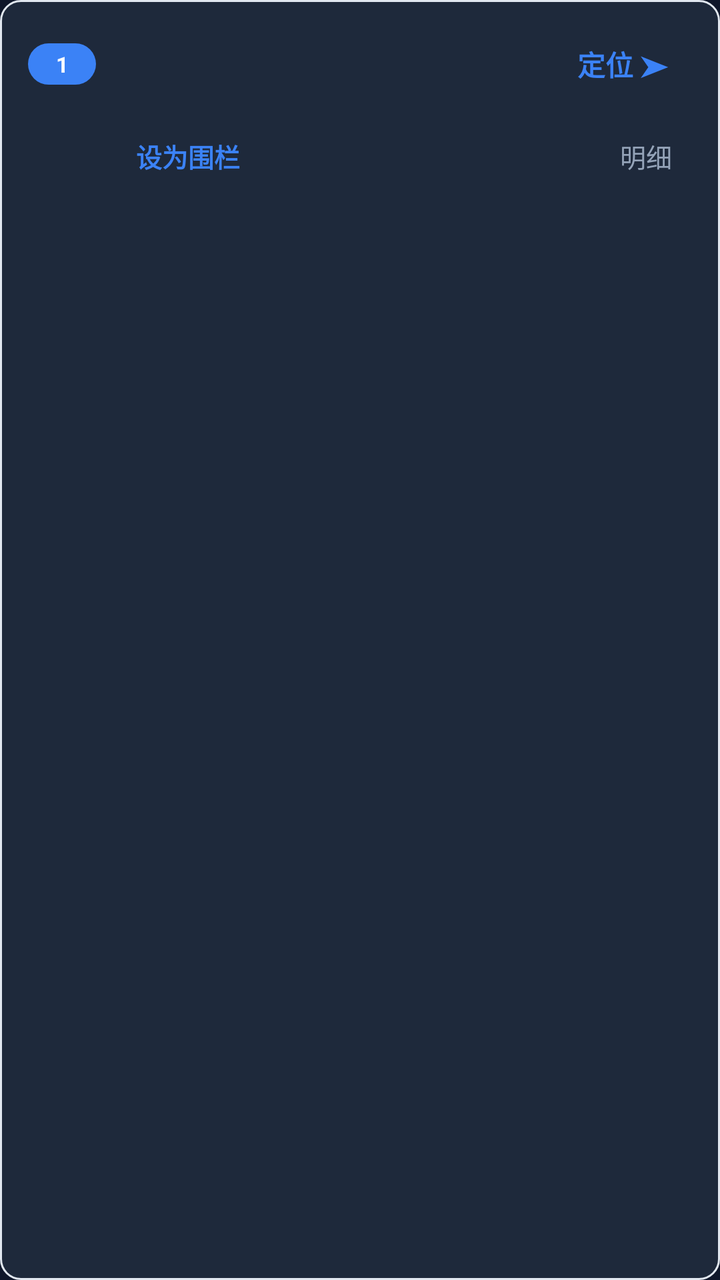
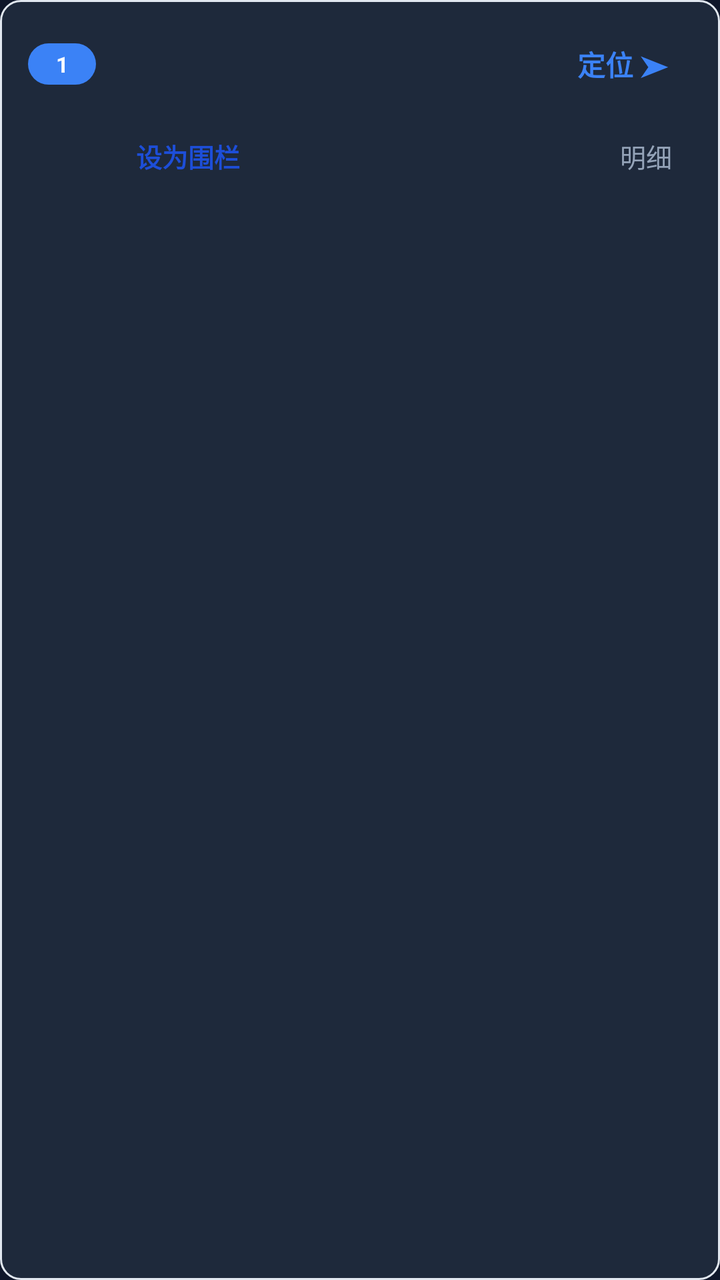

Before-and-after screenshots of an Android layout around one commit, followed by the original layout XML and the change that was made.
<!-- AndroidManifest.xml: application theme Theme.AntiFraudGuard -->
<!-- res/layout/item_track_point.xml -->
<?xml version="1.0" encoding="utf-8"?>
<LinearLayout xmlns:android="http://schemas.android.com/apk/res/android"
    android:layout_width="match_parent"
    android:layout_height="wrap_content"
    android:orientation="vertical"
    android:background="@drawable/bg_track_item"
    android:paddingHorizontal="14dp"
    android:paddingVertical="10dp"
    android:layout_marginBottom="8dp">

    <LinearLayout
        android:layout_width="match_parent"
        android:layout_height="wrap_content"
        android:orientation="horizontal"
        android:gravity="center_vertical">

        <TextView
            android:id="@+id/tv_index"
            android:layout_width="wrap_content"
            android:layout_height="wrap_content"
            android:minWidth="34dp"
            android:gravity="center"
            android:background="@drawable/bg_track_index"
            android:text="1"
            android:textColor="#FFFFFF"
            android:textSize="11sp"
            android:textStyle="bold"
            android:paddingHorizontal="6dp"
            android:paddingVertical="3dp" />

        <LinearLayout
            android:layout_width="0dp"
            android:layout_height="wrap_content"
            android:layout_weight="1"
            android:layout_marginStart="10dp"
            android:orientation="vertical">

            <TextView
                android:id="@+id/tv_addr"
                android:layout_width="match_parent"
                android:layout_height="wrap_content"
                android:maxLines="1"
                android:ellipsize="end"
                android:textColor="?attr/appText"
                android:textSize="14sp"
                android:textStyle="bold" />

            <TextView
                android:id="@+id/tv_time"
                android:layout_width="match_parent"
                android:layout_height="wrap_content"
                android:textColor="?attr/appTextDim"
                android:textSize="12sp" />
        </LinearLayout>

        
        <TextView
            android:id="@+id/tv_focus"
            android:layout_width="wrap_content"
            android:layout_height="44dp"
            android:background="?android:attr/selectableItemBackgroundBorderless"
            android:gravity="center_vertical"
            android:paddingHorizontal="12dp"
            android:text="定位 ➤"
            android:textColor="#3B82F6"
            android:textSize="14sp"
            android:textStyle="bold" />
    </LinearLayout>

    
    <LinearLayout
        android:layout_width="match_parent"
        android:layout_height="wrap_content"
        android:layout_marginTop="2dp"
        android:gravity="center_vertical"
        android:orientation="horizontal">

        <Space
            android:layout_width="44dp"
            android:layout_height="1dp" />

        <TextView
            android:id="@+id/tv_fence"
            android:layout_width="wrap_content"
            android:layout_height="44dp"
            android:background="?android:attr/selectableItemBackgroundBorderless"
            android:gravity="center_vertical"
            android:paddingHorizontal="10dp"
            android:text="设为围栏"
            android:textColor="#3B82F6"
            android:textSize="13sp"
            android:textStyle="bold" />

        <Space
            android:layout_width="0dp"
            android:layout_height="1dp"
            android:layout_weight="1" />

        <TextView
            android:id="@+id/tv_toggle"
            android:layout_width="wrap_content"
            android:layout_height="44dp"
            android:background="?android:attr/selectableItemBackgroundBorderless"
            android:gravity="center_vertical"
            android:paddingHorizontal="10dp"
            android:text="明细"
            android:textColor="?attr/appTextDim"
            android:textSize="13sp" />
    </LinearLayout>

    
    <LinearLayout
        android:id="@+id/detail_container"
        android:layout_width="match_parent"
        android:layout_height="wrap_content"
        android:layout_marginStart="44dp"
        android:orientation="vertical"
        android:visibility="gone" />
</LinearLayout>
<!-- resources referenced by this layout -->
<resources>
  <!-- drawable bg_track_index (drawable) -->
  <?xml version="1.0" encoding="utf-8"?>
  <shape xmlns:android="http://schemas.android.com/apk/res/android" android:shape="rectangle">
      <solid android:color="#3B82F6" />
      <corners android:radius="99dp" />
  </shape>
  <!-- drawable bg_track_item (drawable) -->
  <?xml version="1.0" encoding="utf-8"?>
  <shape xmlns:android="http://schemas.android.com/apk/res/android" android:shape="rectangle">
      <solid android:color="?attr/appCard" />
      <corners android:radius="10dp" />
      <stroke android:width="1dp" android:color="#E2E8F0" />
  </shape>
  <style name="Theme.AntiFraudGuard" parent="Theme.MaterialComponents.NoActionBar">
          
          <item name="colorPrimary">@color/blue_500</item>
          <item name="colorPrimaryVariant">@color/blue_700</item>
          <item name="colorOnPrimary">@color/white</item>
          
          <item name="colorSecondary">@color/emerald_500</item>
          <item name="colorSecondaryVariant">@color/emerald_700</item>
          <item name="colorOnSecondary">@color/white</item>
  
          <item name="appBg">#0F172A</item>
          <item name="appCard">#1E293B</item>
          <item name="appCardAlt">#26314A</item>
          <item name="appText">#FFFFFF</item>
          <item name="appTextDim">#94A3B8</item>
          <item name="appDivider">#334155</item>
          <item name="appInputBg">#26314A</item>
          <item name="appInputText">#FFFFFF</item>
  
          
          <item name="appDangerBgSoft">#3F1A1E</item>
          <item name="appWarnBgSoft">#3A2E12</item>
          <item name="appWarnTextStrong">#FCD34D</item>
          <item name="appWarnTextDim">#D4B36A</item>
          <item name="appDangerTextStrong">#FCA5A5</item>
          <item name="appDangerTextDim">#DCA9A9</item>
  
          
          <item name="android:statusBarColor">#0F172A</item>
          <item name="android:windowBackground">#0F172A</item>
          <item name="android:navigationBarColor">#0F172A</item>
      </style>
  <color name="blue_500">#3B82F6</color>
  <color name="blue_700">#1D4ED8</color>
  <color name="white">#FFFFFFFF</color>
  <color name="emerald_500">#10B981</color>
  <color name="emerald_700">#047857</color>
</resources>

<!-- the commit's change to res/layout/item_track_point.xml (unified diff, before → after) -->
@@ -87,7 +87,7 @@
             android:gravity="center_vertical"
             android:paddingHorizontal="10dp"
             android:text="设为围栏"
-            android:textColor="#3B82F6"
+            android:textColor="@color/c_accent_blue"
             android:textSize="13sp"
             android:textStyle="bold" />
 
